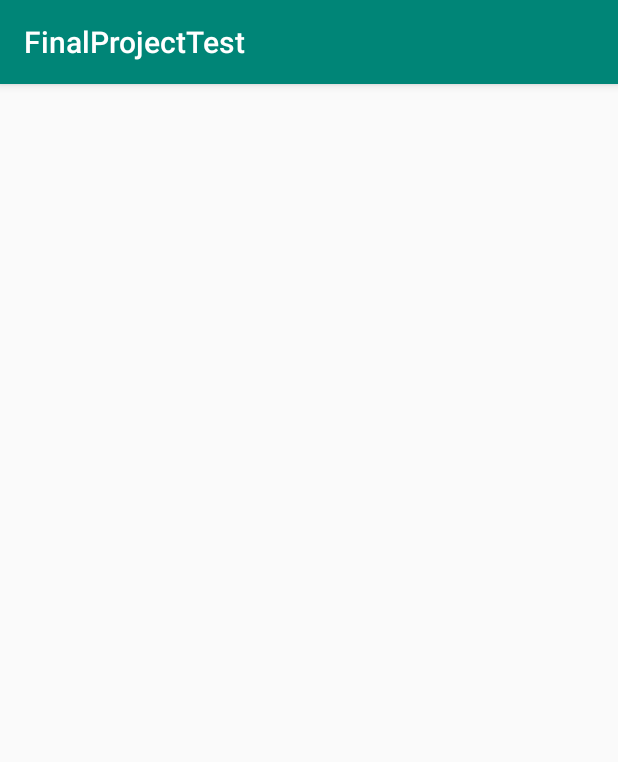
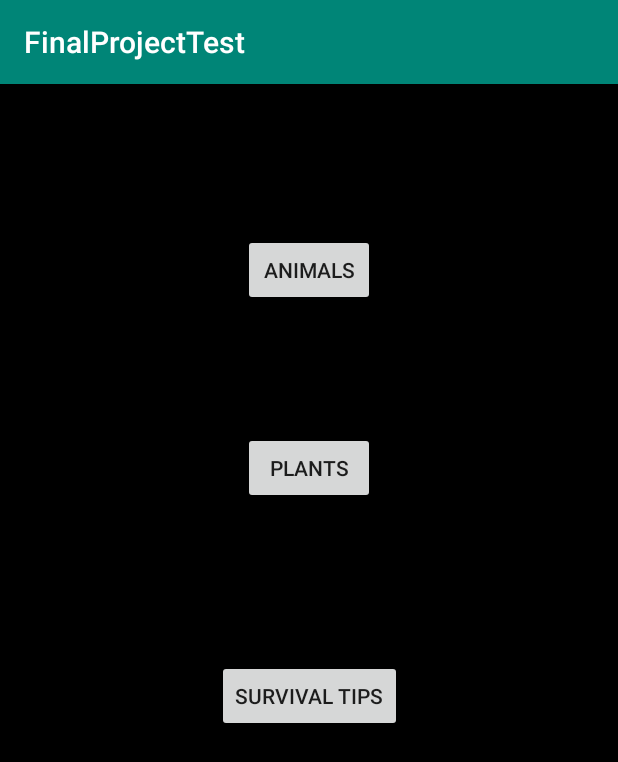
Before and after one commit to jacobv25/FinalProjectTest, an Android app: the LearnMoreActivity screen opened directly, with no data from a screen before it, on a phone screen of 412 x 824 dp. Shown: the top 762 px of the screen. Run offline under Robolectric (Android 15) with nearby library versions, the light colour scheme and no system bars.

Commit message:
Made skeleton and TODO's for Learn More Activities

```diff
--- a/app/src/main/AndroidManifest.xml
+++ b/app/src/main/AndroidManifest.xml
@@ -9,7 +9,9 @@
         android:roundIcon="@mipmap/ic_launcher_round"
         android:supportsRtl="true"
         android:theme="@style/AppTheme">
-        <activity android:name=".InventoryActivity"></activity>
+        <activity android:name=".LearnMoreDetailsActivity"></activity>
+        <activity android:name=".LearnMoreListActivity" />
+        <activity android:name=".InventoryListActivity" />
         <activity
             android:name=".PlayerActivity"
             android:label="@string/title_activity_player"
--- a/app/src/main/java/edu/miracosta/finalprojecttest/ActionActivity.java
+++ b/app/src/main/java/edu/miracosta/finalprojecttest/ActionActivity.java
@@ -55,9 +55,7 @@ public class ActionActivity extends AppCompatActivity {
 
         Intent intent = new Intent();
 
-        System.out.println("Before=" + player.displayInventory());
         Action.harvestAnimal(player, RUNNING_GAME_BOARD);
-        System.out.println("After=" + player.displayInventory());
 
         intent.putExtra("Player", player);
         intent.putExtra("Inventory", player.getInventory());
@@ -71,7 +69,7 @@ public class ActionActivity extends AppCompatActivity {
         Intent intent = new Intent();
 
         System.out.println("Before=" + player.displayInventory());
-        Action.pickPlant(player, displayText, RUNNING_GAME_BOARD);
+        Action.pickPlant(player, RUNNING_GAME_BOARD);
         System.out.println("After=" + player.displayInventory());
 
         intent.putExtra("Player", player);
--- a/app/src/main/java/edu/miracosta/finalprojecttest/InventoryActivity.java
+++ b/app/src/main/java/edu/miracosta/finalprojecttest/InventoryListActivity.java
@@ -3,12 +3,12 @@ package edu.miracosta.finalprojecttest;
 import android.support.v7.app.AppCompatActivity;
 import android.os.Bundle;
 
-public class InventoryActivity extends AppCompatActivity {
+public class InventoryListActivity extends AppCompatActivity {
 
     @Override
     protected void onCreate(Bundle savedInstanceState) {
         super.onCreate(savedInstanceState);
-        setContentView(R.layout.activity_inventory);
+        setContentView(R.layout.activity_inventory_list);
     }
 
     //TODO: Implement a custom list adapter and use it to build a ListView of the player's inventory.
--- a/app/src/main/java/edu/miracosta/finalprojecttest/LearnMoreActivity.java
+++ b/app/src/main/java/edu/miracosta/finalprojecttest/LearnMoreActivity.java
@@ -5,6 +5,8 @@ import android.os.Bundle;
 
 public class LearnMoreActivity extends AppCompatActivity {
 
+    //TODO: Each button (Animals, Plants, Survival Tips) take the user to its specific List View.
+
     @Override
     protected void onCreate(Bundle savedInstanceState) {
         super.onCreate(savedInstanceState);
--- a/app/src/main/java/edu/miracosta/finalprojecttest/model/Player.java
+++ b/app/src/main/java/edu/miracosta/finalprojecttest/model/Player.java
@@ -3,9 +3,6 @@ package edu.miracosta.finalprojecttest.model;
 
 import android.os.Parcel;
 import android.os.Parcelable;
-import android.util.Log;
-
-import java.io.Serializable;
 
 import static edu.miracosta.finalprojecttest.MainActivity.RUNNING_GAME_START;
 
--- a/app/src/main/res/layout/activity_inventory.xml
+++ b/app/src/main/res/layout/activity_inventory_list.xml
@@ -4,7 +4,7 @@
     android:layout_width="match_parent"
     android:layout_height="match_parent"
     android:background="@color/colorDefaultBackground"
-    tools:context=".InventoryActivity">
+    tools:context=".InventoryListActivity">
 
     <ListView
         android:id="@+id/inventoryListView"
--- a/app/src/main/res/layout/activity_learn_more.xml
+++ b/app/src/main/res/layout/activity_learn_more.xml
@@ -4,6 +4,45 @@
     xmlns:tools="http://schemas.android.com/tools"
     android:layout_width="match_parent"
     android:layout_height="match_parent"
+    android:background="@color/colorDefaultBackground"
     tools:context=".LearnMoreActivity">
 
+    <Button
+        android:id="@+id/learnMoreAnimalsButton"
+        android:layout_width="wrap_content"
+        android:layout_height="wrap_content"
+        android:layout_marginStart="8dp"
+        android:layout_marginTop="100dp"
+        android:layout_marginEnd="8dp"
+        android:text="@string/animals"
+        app:layout_constraintEnd_toEndOf="parent"
+        app:layout_constraintHorizontal_bias="0.501"
+        app:layout_constraintStart_toStartOf="parent"
+        app:layout_constraintTop_toTopOf="parent" />
+
+    <Button
+        android:id="@+id/learnMorePlantsButton"
+        android:layout_width="wrap_content"
+        android:layout_height="wrap_content"
+        android:layout_marginStart="8dp"
+        android:layout_marginTop="84dp"
+        android:layout_marginEnd="8dp"
+        android:text="@string/plants"
+        app:layout_constraintEnd_toEndOf="parent"
+        app:layout_constraintHorizontal_bias="0.501"
+        app:layout_constraintStart_toStartOf="parent"
+        app:layout_constraintTop_toBottomOf="@+id/learnMoreAnimalsButton" />
+
+    <Button
+        android:id="@+id/learnMoreSurvivalTipsButton"
+        android:layout_width="wrap_content"
+        android:layout_height="wrap_content"
+        android:layout_marginStart="8dp"
+        android:layout_marginTop="104dp"
+        android:layout_marginEnd="8dp"
+        android:text="@string/survival_tips"
+        app:layout_constraintEnd_toEndOf="parent"
+        app:layout_constraintHorizontal_bias="0.501"
+        app:layout_constraintStart_toStartOf="parent"
+        app:layout_constraintTop_toBottomOf="@+id/learnMorePlantsButton" />
 </android.support.constraint.ConstraintLayout>
--- a/app/src/main/res/values/strings.xml
+++ b/app/src/main/res/values/strings.xml
@@ -20,5 +20,8 @@
     <string name="player">Player</string>
     <string name="title_activity_player">PlayerActivity</string>
     <string name="time_button">Time</string>
+    <string name="animals">Animals</string>
+    <string name="plants">Plants</string>
+    <string name="survival_tips">Survival Tips</string>
     />
 </resources>
```
Also changed, not shown: app/src/main/java/edu/miracosta/finalprojecttest/LearnMoreDetailsActivity.java (added, +19 -0 lines), app/src/main/java/edu/miracosta/finalprojecttest/LearnMoreListActivity.java (added, +16 -0 lines), app/src/main/java/edu/miracosta/finalprojecttest/model/Action.java (+44 -20 lines), app/src/main/res/layout/activity_learn_more_details.xml (added, +9 -0 lines), app/src/main/res/layout/activity_learn_more_list.xml (added, +15 -0 lines).
